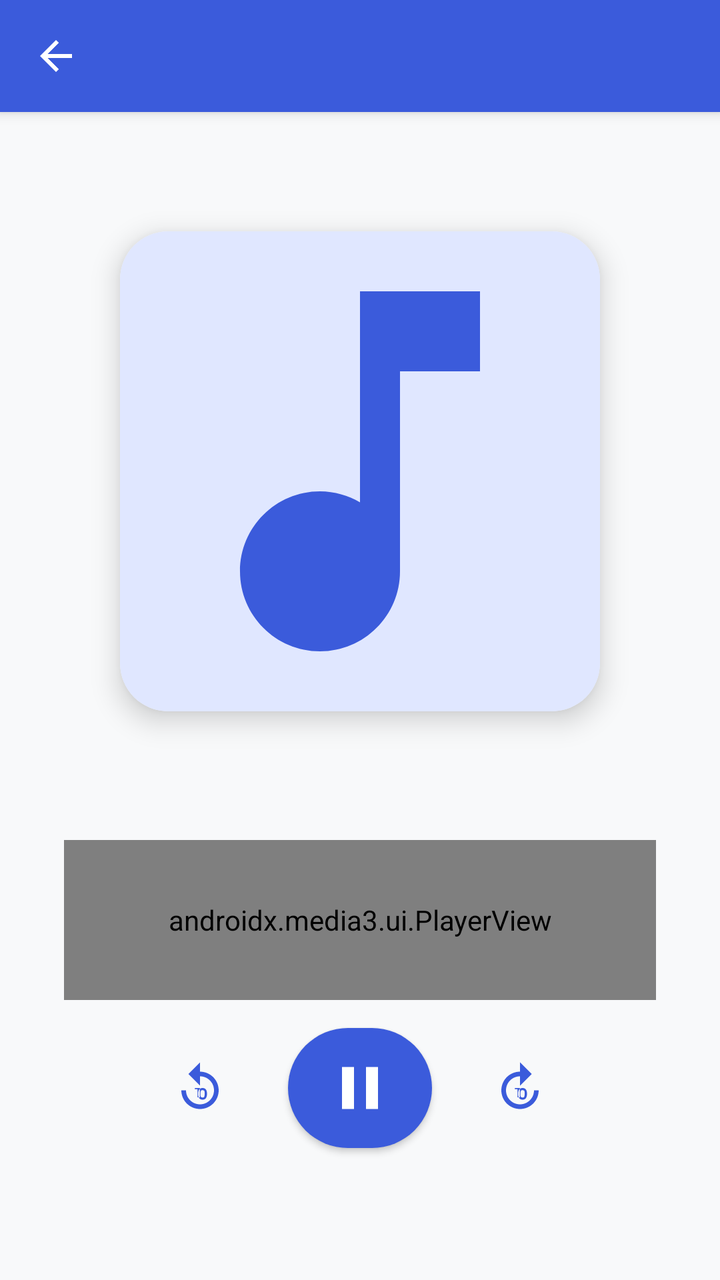
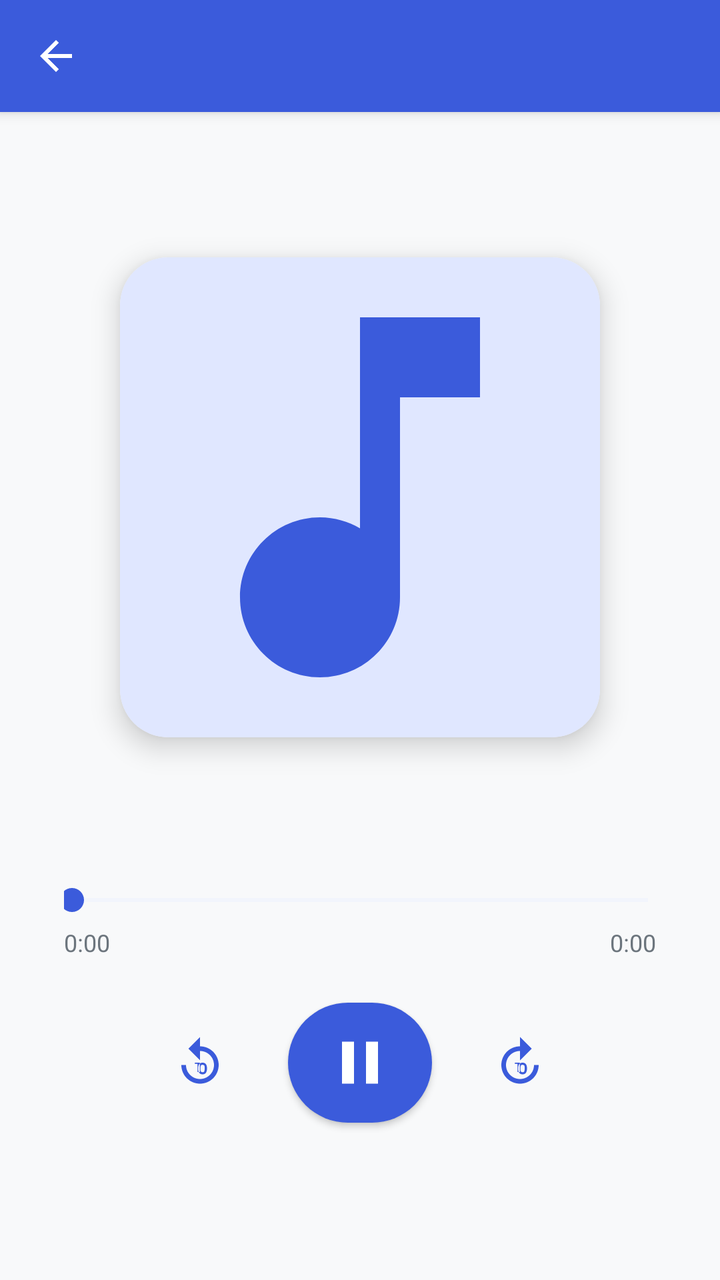

An Android layout rendered at two revisions. The XML below is the earlier revision; the diff shows what the commit changed to produce the second picture.
<!-- AndroidManifest.xml: activity theme Theme.OpenList.NoActionBar -->
<!-- res/layout/activity_audio_player.xml -->
<?xml version="1.0" encoding="utf-8"?>
<androidx.coordinatorlayout.widget.CoordinatorLayout
    xmlns:android="http://schemas.android.com/apk/res/android"
    xmlns:app="http://schemas.android.com/apk/res-auto"
    android:layout_width="match_parent"
    android:layout_height="match_parent"
    android:background="@color/background">

    <com.google.android.material.appbar.AppBarLayout
        android:layout_width="match_parent"
        android:layout_height="wrap_content">

        <com.google.android.material.appbar.MaterialToolbar
            android:id="@+id/toolbar"
            android:layout_width="match_parent"
            android:layout_height="?attr/actionBarSize"
            app:navigationIcon="@drawable/ic_arrow_back" />
    </com.google.android.material.appbar.AppBarLayout>

    <LinearLayout
        android:layout_width="match_parent"
        android:layout_height="match_parent"
        android:orientation="vertical"
        android:gravity="center"
        android:padding="32dp"
        app:layout_behavior="@string/appbar_scrolling_view_behavior">

        
        <com.google.android.material.card.MaterialCardView
            android:layout_width="240dp"
            android:layout_height="240dp"
            app:cardCornerRadius="24dp"
            app:cardElevation="8dp">

            <ImageView
                android:id="@+id/ivAlbumArt"
                android:layout_width="match_parent"
                android:layout_height="match_parent"
                android:src="@drawable/ic_music_note_large"
                android:scaleType="centerCrop"
                android:background="@color/primary_container"
                app:tint="@color/primary" />
        </com.google.android.material.card.MaterialCardView>

        <TextView
            android:id="@+id/tvTitle"
            android:layout_width="match_parent"
            android:layout_height="wrap_content"
            android:textSize="18sp"
            android:textStyle="bold"
            android:textColor="@color/text_primary"
            android:gravity="center"
            android:maxLines="2"
            android:ellipsize="end"
            android:layout_marginTop="24dp" />

        <ProgressBar
            android:id="@+id/progressBar"
            android:layout_width="36dp"
            android:layout_height="36dp"
            android:layout_marginTop="16dp"
            android:visibility="gone" />

        
        <androidx.media3.ui.PlayerView
            android:id="@+id/playerView"
            android:layout_width="match_parent"
            android:layout_height="80dp"
            android:layout_marginTop="16dp"
            app:use_controller="true"
            app:show_timeout="0"
            app:use_artwork="false"
            app:surface_type="none"
            app:controller_layout_id="@layout/audio_player_controls" />

        
        <LinearLayout
            android:layout_width="match_parent"
            android:layout_height="wrap_content"
            android:orientation="horizontal"
            android:gravity="center"
            android:layout_marginTop="8dp">

            <com.google.android.material.button.MaterialButton
                android:id="@+id/btnRewind"
                style="@style/Widget.MaterialComponents.Button.TextButton"
                android:layout_width="56dp"
                android:layout_height="56dp"
                app:icon="@drawable/ic_replay_10"
                app:iconSize="28dp"
                app:iconGravity="textStart"
                app:iconPadding="0dp"
                android:padding="0dp" />

            <com.google.android.material.button.MaterialButton
                android:id="@+id/btnPlayPause"
                android:layout_width="72dp"
                android:layout_height="72dp"
                android:layout_marginHorizontal="16dp"
                app:icon="@drawable/ic_pause"
                app:iconSize="36dp"
                app:iconGravity="textStart"
                app:iconPadding="0dp"
                android:padding="0dp"
                app:cornerRadius="36dp" />

            <com.google.android.material.button.MaterialButton
                android:id="@+id/btnFastForward"
                style="@style/Widget.MaterialComponents.Button.TextButton"
                android:layout_width="56dp"
                android:layout_height="56dp"
                app:icon="@drawable/ic_forward_10"
                app:iconSize="28dp"
                app:iconGravity="textStart"
                app:iconPadding="0dp"
                android:padding="0dp" />
        </LinearLayout>
    </LinearLayout>

</androidx.coordinatorlayout.widget.CoordinatorLayout>
<!-- res/layout/audio_player_controls.xml (included above) -->
<?xml version="1.0" encoding="utf-8"?>
<merge xmlns:android="http://schemas.android.com/apk/res/android" />
<!-- resources referenced by this layout -->
<resources>
  <color name="background">#F8F9FA</color>
  <color name="primary">#3B5BDB</color>
  <color name="primary_container">#E0E7FF</color>
  <color name="text_primary">#212529</color>
  <!-- drawable ic_arrow_back (drawable) -->
  <?xml version="1.0" encoding="utf-8"?>
  <vector xmlns:android="http://schemas.android.com/apk/res/android"
      android:width="24dp" android:height="24dp"
      android:viewportWidth="24" android:viewportHeight="24"
      android:tint="?attr/colorOnPrimary">
      <path android:fillColor="@android:color/white"
          android:pathData="M20,11H7.83l5.59,-5.59L12,4l-8,8 8,8 1.41,-1.41L7.83,13H20v-2z"/>
  </vector>
  <!-- drawable ic_music_note_large (drawable) -->
  <?xml version="1.0" encoding="utf-8"?>
  <vector xmlns:android="http://schemas.android.com/apk/res/android"
      android:width="96dp" android:height="96dp"
      android:viewportWidth="24" android:viewportHeight="24">
      <path android:fillColor="@color/primary"
          android:pathData="M12,3v10.55c-0.59,-0.34 -1.27,-0.55 -2,-0.55 -2.21,0 -4,1.79 -4,4s1.79,4 4,4 4,-1.79 4,-4V7h4V3h-6z"/>
  </vector>
  <!-- drawable ic_pause (drawable) -->
  <?xml version="1.0" encoding="utf-8"?>
  <vector xmlns:android="http://schemas.android.com/apk/res/android"
      android:width="24dp" android:height="24dp"
      android:viewportWidth="24" android:viewportHeight="24">
      <path android:fillColor="@android:color/white"
          android:pathData="M6,19h4V5H6v14zm8,-14v14h4V5h-4z"/>
  </vector>
  <style name="Theme.OpenList.NoActionBar" parent="Theme.OpenList">
          <item name="windowActionBar">false</item>
          <item name="windowNoTitle">true</item>
          
          <item name="android:windowDrawsSystemBarBackgrounds">true</item>
          <item name="android:statusBarColor">@color/primary</item>
      </style>
  <style name="Theme.OpenList" parent="Theme.MaterialComponents.DayNight.DarkActionBar">
          <item name="colorPrimary">@color/primary</item>
          <item name="colorPrimaryVariant">@color/primary_dark</item>
          <item name="colorOnPrimary">@color/white</item>
          <item name="colorSecondary">@color/secondary</item>
          <item name="colorOnSecondary">@color/white</item>
          <item name="android:colorBackground">@color/background</item>
          <item name="colorSurface">@color/surface</item>
          <item name="colorOnSurface">@color/text_primary</item>
          <item name="colorError">@color/error</item>
          <item name="android:statusBarColor">@color/primary</item>
          <item name="android:windowBackground">@color/background</item>
          <item name="android:windowLightStatusBar">false</item>
          <item name="materialAlertDialogTheme">@style/ThemeOverlay.App.MaterialAlertDialog</item>
      </style>
  <color name="primary_dark">#2C46C2</color>
  <color name="white">#FFFFFFFF</color>
  <color name="secondary">#6C757D</color>
  <color name="surface">#FFFFFF</color>
  <color name="error">#E03131</color>
  <style name="ThemeOverlay.App.MaterialAlertDialog" parent="ThemeOverlay.MaterialComponents.MaterialAlertDialog">
          <item name="buttonBarPositiveButtonStyle">@style/Widget.MaterialComponents.Button</item>
          <item name="buttonBarNegativeButtonStyle">@style/Widget.MaterialComponents.Button.TextButton</item>
      </style>
</resources>

<!-- the commit's change to res/layout/activity_audio_player.xml (unified diff, before → after) -->
@@ -4,11 +4,13 @@
     xmlns:app="http://schemas.android.com/apk/res-auto"
     android:layout_width="match_parent"
     android:layout_height="match_parent"
+    android:fitsSystemWindows="true"
     android:background="@color/background">
 
     <com.google.android.material.appbar.AppBarLayout
         android:layout_width="match_parent"
-        android:layout_height="wrap_content">
+        android:layout_height="wrap_content"
+        android:fitsSystemWindows="true">
 
         <com.google.android.material.appbar.MaterialToolbar
             android:id="@+id/toolbar"
@@ -42,6 +44,7 @@
                 app:tint="@color/primary" />
         </com.google.android.material.card.MaterialCardView>
 
+        
         <TextView
             android:id="@+id/tvTitle"
             android:layout_width="match_parent"
@@ -54,6 +57,7 @@
             android:ellipsize="end"
             android:layout_marginTop="24dp" />
 
+        
         <ProgressBar
             android:id="@+id/progressBar"
             android:layout_width="36dp"
@@ -62,16 +66,45 @@
             android:visibility="gone" />
 
         
-        <androidx.media3.ui.PlayerView
-            android:id="@+id/playerView"
+        <SeekBar
+            android:id="@+id/seekBar"
             android:layout_width="match_parent"
-            android:layout_height="80dp"
-            android:layout_marginTop="16dp"
-            app:use_controller="true"
-            app:show_timeout="0"
-            app:use_artwork="false"
-            app:surface_type="none"
-            app:controller_layout_id="@layout/audio_player_controls" />
+            android:layout_height="wrap_content"
+            android:layout_marginTop="24dp"
+            android:paddingStart="4dp"
+            android:paddingEnd="4dp"
+            android:thumbTint="@color/primary"
+            android:progressTint="@color/primary"
+            android:progressBackgroundTint="@color/primary_container" />
+
+        
+        <LinearLayout
+            android:layout_width="match_parent"
+            android:layout_height="wrap_content"
+            android:orientation="horizontal"
+            android:layout_marginTop="4dp">
+
+            <TextView
+                android:id="@+id/tvCurrentTime"
+                android:layout_width="wrap_content"
+                android:layout_height="wrap_content"
+                android:text="0:00"
+                android:textSize="12sp"
+                android:textColor="@color/text_secondary" />
+
+            <View
+                android:layout_width="0dp"
+                android:layout_height="0dp"
+                android:layout_weight="1" />
+
+            <TextView
+                android:id="@+id/tvDuration"
+                android:layout_width="wrap_content"
+                android:layout_height="wrap_content"
+                android:text="0:00"
+                android:textSize="12sp"
+                android:textColor="@color/text_secondary" />
+        </LinearLayout>
 
         
         <LinearLayout
@@ -79,7 +112,7 @@
             android:layout_height="wrap_content"
             android:orientation="horizontal"
             android:gravity="center"
-            android:layout_marginTop="8dp">
+            android:layout_marginTop="16dp">
 
             <com.google.android.material.button.MaterialButton
                 android:id="@+id/btnRewind"
@@ -118,6 +151,3 @@
     </LinearLayout>
 
 </androidx.coordinatorlayout.widget.CoordinatorLayout>
-<!-- res/layout/audio_player_controls.xml (included above) -->
-<?xml version="1.0" encoding="utf-8"?>
-<merge xmlns:android="http://schemas.android.com/apk/res/android" />
<!-- resource entries referenced after the edit -->
@@ -4,6 +4,7 @@
   <color name="primary">#3B5BDB</color>
   <color name="primary_container">#E0E7FF</color>
   <color name="text_primary">#212529</color>
+  <color name="text_secondary">#6C757D</color>
   <!-- drawable ic_arrow_back (drawable) -->
   <?xml version="1.0" encoding="utf-8"?>
   <vector xmlns:android="http://schemas.android.com/apk/res/android"
